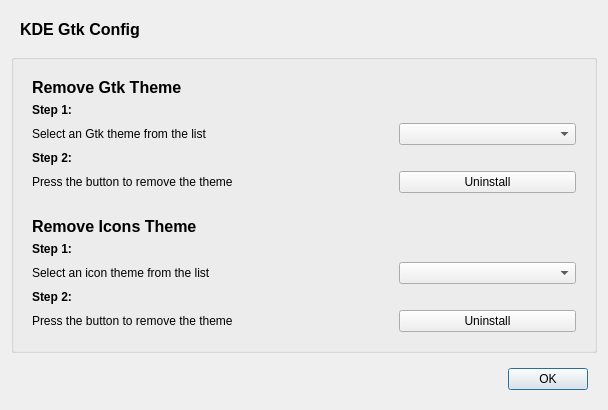
Qt form src/ui/dialog_uninstaller.ui (KDE/kde-gtk-config) before a commit.
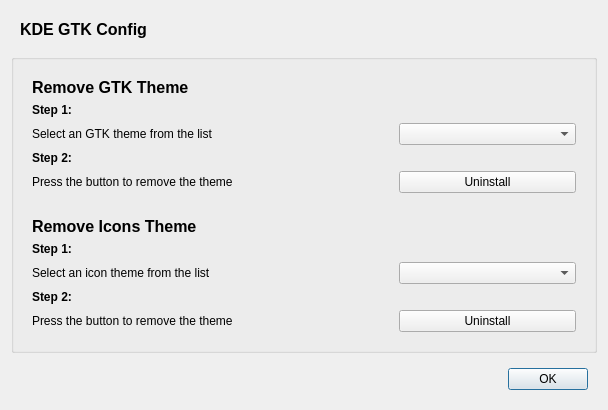
The same form after that commit. Icons and pictures are not drawn.

Diff of the .ui file:
```diff
--- a/src/ui/dialog_uninstaller.ui
+++ b/src/ui/dialog_uninstaller.ui
@@ -30,7 +30,7 @@
 &lt;html&gt;&lt;head&gt;&lt;meta name=&quot;qrichtext&quot; content=&quot;1&quot; /&gt;&lt;style type=&quot;text/css&quot;&gt;
 p, li { white-space: pre-wrap; }
 &lt;/style&gt;&lt;/head&gt;&lt;body style=&quot; font-family:'Sans Serif'; font-size:9pt; font-weight:400; font-style:normal;&quot;&gt;
-&lt;p style=&quot; margin-top:0px; margin-bottom:0px; margin-left:0px; margin-right:0px; -qt-block-indent:0; text-indent:0px;&quot;&gt;&lt;span style=&quot; font-size:12pt; font-weight:600;&quot;&gt;KDE Gtk Config&lt;/span&gt;&lt;/p&gt;&lt;/body&gt;&lt;/html&gt;</string>
+&lt;p style=&quot; margin-top:0px; margin-bottom:0px; margin-left:0px; margin-right:0px; -qt-block-indent:0; text-indent:0px;&quot;&gt;&lt;span style=&quot; font-size:12pt; font-weight:600;&quot;&gt;KDE GTK Config&lt;/span&gt;&lt;/p&gt;&lt;/body&gt;&lt;/html&gt;</string>
         </property>
        </widget>
       </item>
@@ -110,7 +110,7 @@
          <item row="2" column="0" colspan="2">
           <widget class="QLabel" name="label_3">
            <property name="text">
-            <string>Select an Gtk theme from the list</string>
+            <string>Select an GTK theme from the list</string>
            </property>
           </widget>
          </item>
@@ -142,7 +142,7 @@
 &lt;html&gt;&lt;head&gt;&lt;meta name=&quot;qrichtext&quot; content=&quot;1&quot; /&gt;&lt;style type=&quot;text/css&quot;&gt;
 p, li { white-space: pre-wrap; }
 &lt;/style&gt;&lt;/head&gt;&lt;body style=&quot; font-family:'Sans Serif'; font-size:9pt; font-weight:400; font-style:normal;&quot;&gt;
-&lt;p style=&quot; margin-top:0px; margin-bottom:0px; margin-left:0px; margin-right:0px; -qt-block-indent:0; text-indent:0px;&quot;&gt;&lt;span style=&quot; font-size:12pt; font-weight:600;&quot;&gt;Remove Gtk Theme&lt;/span&gt;&lt;/p&gt;&lt;/body&gt;&lt;/html&gt;</string>
+&lt;p style=&quot; margin-top:0px; margin-bottom:0px; margin-left:0px; margin-right:0px; -qt-block-indent:0; text-indent:0px;&quot;&gt;&lt;span style=&quot; font-size:12pt; font-weight:600;&quot;&gt;Remove GTK Theme&lt;/span&gt;&lt;/p&gt;&lt;/body&gt;&lt;/html&gt;</string>
            </property>
           </widget>
          </item>
```
